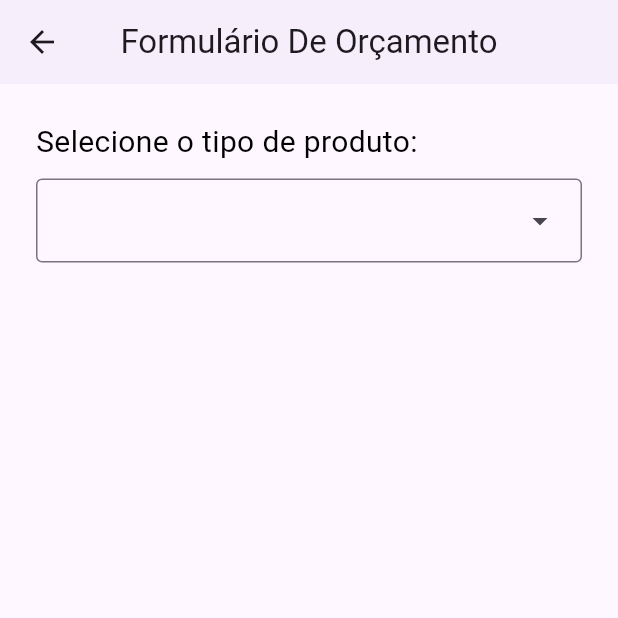
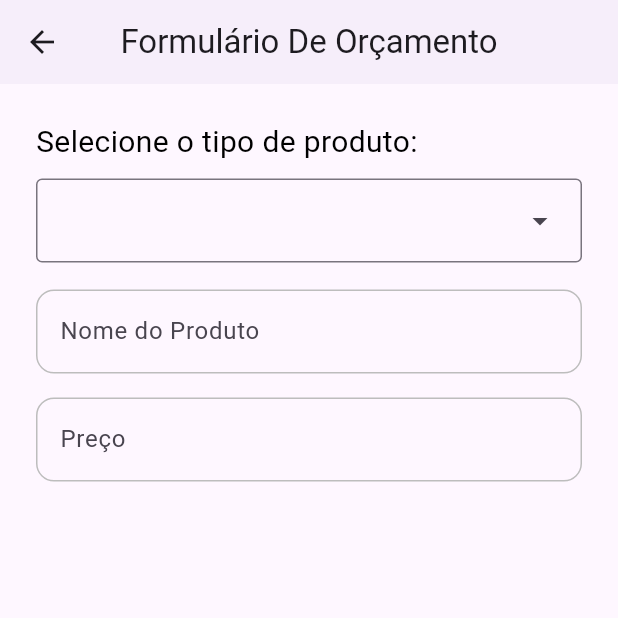
Before and after one commit to pedroafk/Business_Budget, a Flutter app: the FormView screen opened by its route, on a phone screen of 412 x 824 dp, the top half of it. Run offline on Flutter 3.47's test engine with Material 3 defaults, Android fonts, the phone set to English and light mode, and no system bars; our stand-ins replace bloc, equatable, flutter_bloc.

Commit message:
Ajustes dos campos dinâmicos

```diff
--- a/lib/bloc/business_bloc.dart
+++ b/lib/bloc/business_bloc.dart
@@ -6,33 +6,43 @@ part 'business_event.dart';
 part 'business_state.dart';
 
 class BusinessBloc extends Bloc<BusinessEvent, BusinessState> {
-  BusinessBloc() : super(BusinessInitial()) {
+  BusinessBloc()
+    : super(
+        ProductFormFieldsLoaded("Inicial", [
+          TextFieldModel("Nome do Produto"),
+          NumberFieldModel("Preço"),
+        ]),
+      ) {
     on<ProductSelected>((event, emit) {
-      List<FormFieldModel> fields;
+      List<FormFieldModel> fields = [
+        TextFieldModel("Nome do Produto"),
+        NumberFieldModel("Preço"),
+      ];
       switch (event.productType) {
         case "Corporate":
-          fields = [
+          fields.addAll([
             NumberFieldModel("Volume Corporativo"),
             TextFieldModel("Contrato"),
             TextFieldModel("SLA"),
-          ];
+          ]);
           break;
         case "Residential":
-          fields = [
+          fields.addAll([
             TextFieldModel("Cor"),
             TextFieldModel("Garantia"),
             TextFieldModel("Acabamento"),
-          ];
+          ]);
           break;
         case "Industrial":
-          fields = [
+          fields.addAll([
             NumberFieldModel("Voltagem"),
             TextFieldModel("Certificação"),
             NumberFieldModel("Capacidade Industrial"),
-          ];
+          ]);
           break;
         default:
-          fields = [];
+          // Só os campos iniciais
+          break;
       }
       emit(ProductFormFieldsLoaded(event.productType, fields));
     });
--- a/lib/widgets/components/form_field_widget.dart
+++ b/lib/widgets/components/form_field_widget.dart
@@ -1,21 +1,52 @@
 import 'package:flutter/material.dart';
 import 'package:business_budget/models/fields/form_field_model.dart';
 
+final _border = OutlineInputBorder(
+  borderRadius: BorderRadius.circular(12),
+  borderSide: BorderSide(color: Colors.grey.shade400),
+);
+
 Widget buildFormField(FormFieldModel field) {
   if (field is TextFieldModel) {
-    return TextField(decoration: InputDecoration(labelText: field.label));
+    return Padding(
+      padding: const EdgeInsets.symmetric(vertical: 8.0),
+      child: TextField(
+        decoration: InputDecoration(
+          labelText: field.label,
+          border: _border,
+          enabledBorder: _border,
+          focusedBorder: _border,
+        ),
+      ),
+    );
   }
   if (field is NumberFieldModel) {
-    return TextField(
-      decoration: InputDecoration(labelText: field.label),
-      keyboardType: TextInputType.number,
+    return Padding(
+      padding: const EdgeInsets.symmetric(vertical: 8.0),
+      child: TextField(
+        decoration: InputDecoration(
+          labelText: field.label,
+          border: _border,
+          enabledBorder: _border,
+          focusedBorder: _border,
+        ),
+        keyboardType: TextInputType.number,
+      ),
     );
   }
   if (field is SelectFieldModel) {
-    return DropdownButtonFormField(
-      items: [],
-      onChanged: (_) {},
-      decoration: InputDecoration(labelText: field.label),
+    return Padding(
+      padding: const EdgeInsets.symmetric(vertical: 8.0),
+      child: DropdownButtonFormField(
+        items: [],
+        onChanged: (_) {},
+        decoration: InputDecoration(
+          labelText: field.label,
+          border: _border,
+          enabledBorder: _border,
+          focusedBorder: _border,
+        ),
+      ),
     );
   }
   return SizedBox.shrink();
--- a/lib/widgets/form_view.dart
+++ b/lib/widgets/form_view.dart
@@ -28,10 +28,11 @@ class FormView extends StatelessWidget {
               ),
               const SizedBox(height: 10),
               const DropdownForm(),
+              const SizedBox(height: 10),
+
               BlocBuilder<BusinessBloc, BusinessState>(
                 builder: (context, state) {
                   if (state is ProductFormFieldsLoaded) {
-                    // Use uma Key única baseada no tipo de produto
                     return Column(
                       key: ValueKey(state.productType),
                       children: state.fields.map(buildFormField).toList(),
```
Also changed, not shown: lib/models/products/product.dart (+4 -4 lines).
